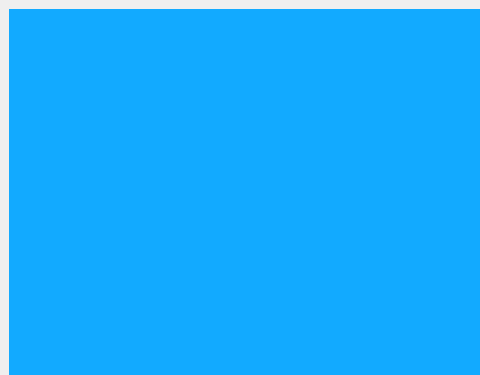
Old version of the form bank-automat/mainwindow.ui in the repository jaccet/MyBankSimul; both pictures show x 0 to 480 and y 0 to 375 of the 645 by 457 pixel window.
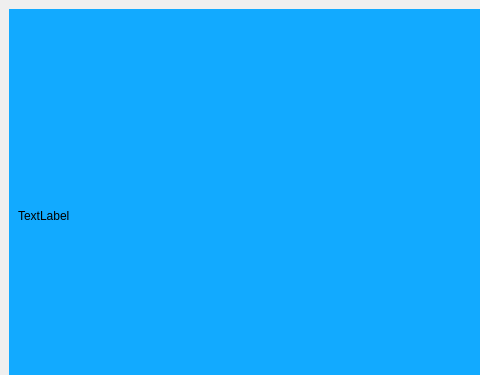
New version of the form.

Commit message: troijalainen ladattu

What changed in the file:
```diff
--- a/bank-automat/mainwindow.ui
+++ b/bank-automat/mainwindow.ui
@@ -55,7 +55,24 @@
       <property name="currentIndex">
        <number>0</number>
       </property>
-      <widget class="QWidget" name="aloitus"/>
+      <widget class="QWidget" name="aloitus">
+       <widget class="QLabel" name="KUVA_BENGALI">
+        <property name="geometry">
+         <rect>
+          <x>9</x>
+          <y>9</y>
+          <width>627</width>
+          <height>396</height>
+         </rect>
+        </property>
+        <property name="text">
+         <string>TextLabel</string>
+        </property>
+        <property name="scaledContents">
+         <bool>true</bool>
+        </property>
+       </widget>
+      </widget>
       <widget class="QWidget" name="pankkisivu">
        <widget class="QFrame" name="frame">
         <property name="geometry">
```
The commit also changes 2 other files.
